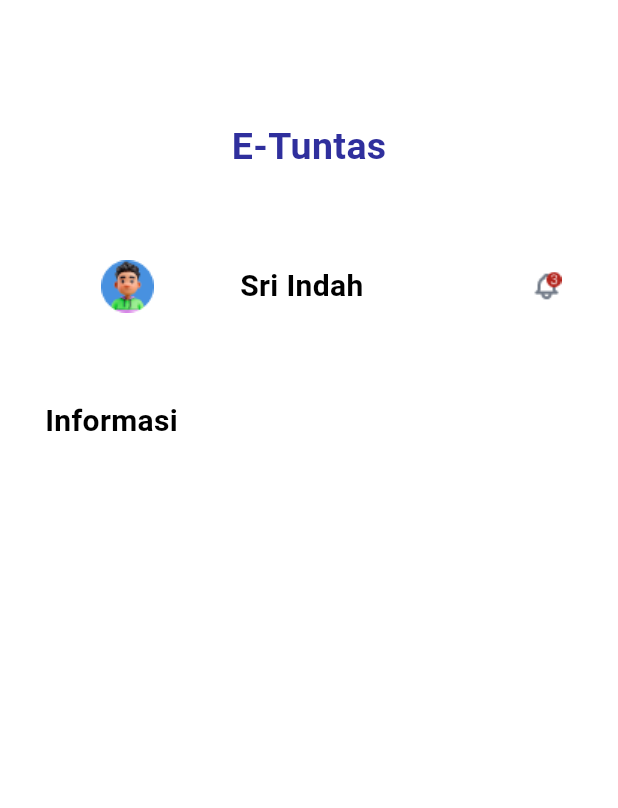
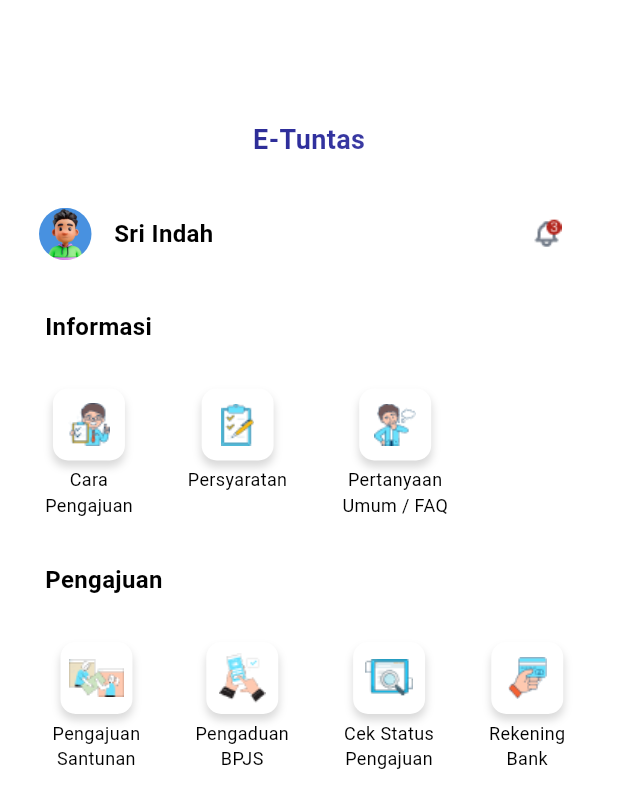
Before and after one commit to ssscholastica/e-Tuntas, a Flutter app: the screen it shows after launch, on a phone screen of 412 x 824 dp. Shown: the top 808 px of the screen. Run offline on Flutter 3.47's test engine with Material 3 defaults, Android fonts, the phone set to English and light mode, and no system bars.

Commit message:
update home -navbar

```diff
--- a/lib/home.dart
+++ b/lib/home.dart
@@ -13,50 +13,142 @@ class _HomeState extends State<Home> {
     super.initState();
   }
 
+  final LinearGradient _gradient = const LinearGradient(
+      colors: <Color>[Color(0xFF26267E), Color(0xFF2F2F9D), Color(0xFF6F6FB9)],
+      begin: Alignment.centerLeft,
+      end: Alignment.centerRight);
+
+Widget buildImageBox(String imagePath, String label) {
+    return Column(
+      mainAxisSize: MainAxisSize.min,
+      children: [
+        Container(
+          width: 48,
+          height: 48,
+          decoration: BoxDecoration(
+            color: Colors.white,
+            borderRadius: BorderRadius.circular(10),
+            boxShadow: [
+              BoxShadow(
+                color: Colors.black.withOpacity(0.15),
+                offset: const Offset(0, 4),
+                blurRadius: 4,
+              ),
+            ],
+          ),
+          child: Image.asset(
+            imagePath,
+            width: 28,
+            height: 28.566787719726562,
+          ),
+        ),
+        const SizedBox(height: 4),
+        Text(
+          label,
+          textAlign: TextAlign.center,
+          style: const TextStyle(fontSize: 12, color: Colors.black),
+        ),
+      ],
+    );
+  }
+
   @override
   Widget build(BuildContext context) {
     return Scaffold(
       backgroundColor: Colors.white,
       body: Column(
+        crossAxisAlignment: CrossAxisAlignment.start,
         children: [
           const SizedBox(height: 80),
-          const Center(
+          ShaderMask(
+            blendMode: BlendMode.srcIn,
+            shaderCallback: (Rect rect) {
+              return _gradient.createShader(rect);
+            },
+            child: const Center(
               child: Text(
                 "E-Tuntas",
                 style: TextStyle(
-                  fontSize: 25,
+                  fontSize: 18,
                   fontWeight: FontWeight.bold,
-                  color: Color(0xFF2F2F9D)),
+                ),
+              ),
             ),
           ),
           Container(
-            margin: const EdgeInsets.only(left: 10),
+            margin: const EdgeInsets.only(left: 16),
             child: Row(
               children: [
-                Image.asset("assets/profile.png", height: 150),
-                const Text(
+                Container(
+                  margin: const EdgeInsets.only(left: 10),
+                  child: ClipOval(
+                    child: Image.asset(
+                      "assets/profile.png",
+                      height: 35,
+                      width: 35,
+                      fit: BoxFit.cover,
+                    ),
+                  ),
+                ),
+                Container(
+                  margin: const EdgeInsets.only(left: 15),
+                  child: const Text(
                     "Sri Indah",
                     style: TextStyle(
-                      fontSize: 20,
+                        fontSize: 16,
                         fontWeight: FontWeight.bold,
                         color: Colors.black),
+                  ),
                 ),
                 const Spacer(),
                 Image.asset("assets/notifikasi.png", height: 100)
               ],
             ),
           ),
-          Align(
-            alignment: Alignment.centerLeft,
-            child: Container(
+          Container(
             margin: const EdgeInsets.only(left: 30),
             child: const Text(
               "Informasi",
               style: TextStyle(
-                    fontSize: 20, fontWeight: FontWeight.bold, color: Colors.black),
+                  fontSize: 16,
+                  fontWeight: FontWeight.bold,
+                  color: Colors.black),
             ),
           ),
-          )
+          const SizedBox(height: 30),
+          Padding(
+            padding: const EdgeInsets.only(left: 30),
+            child: Row(
+              children: [
+                buildImageBox("assets/cara pengajuan.png", "Cara \nPengajuan"),
+                const SizedBox(width: 35),
+                buildImageBox("assets/persyaratan.png", "Persyaratan \n"),
+                const SizedBox(width: 35),
+                buildImageBox("assets/faq.png", "Pertanyaan \nUmum / FAQ"),
+              ],
+            ),
+          ),
+          const SizedBox(height: 30),
+          Container(
+            margin: const EdgeInsets.only(left: 30),
+            child: const Text(
+              "Pengajuan",
+              style: TextStyle(
+                  fontSize: 16,
+                  fontWeight: FontWeight.bold,
+                  color: Colors.black),
+            ),
+          ),
+          const SizedBox(height: 30),
+          Row(
+            mainAxisAlignment: MainAxisAlignment.spaceEvenly,
+            children: [
+              buildImageBox("assets/pengajuan santunan.png", "Pengajuan \nSantunan"),
+              buildImageBox("assets/pengajuan bpjs.png", "Pengaduan \nBPJS"),
+              buildImageBox("assets/cek status pengajuan.png", "Cek Status \nPengajuan"),
+              buildImageBox("assets/rekening bank.png", "Rekening \nBank"),
+            ],
+          ),
         ],
       ),
     );
--- a/lib/main.dart
+++ b/lib/main.dart
@@ -11,7 +11,7 @@ class MyApp extends StatelessWidget {
 
   @override
   Widget build(BuildContext context) {
-    return MaterialApp(
+    return const MaterialApp(
       debugShowCheckedModeBanner: false,
       home: Home(),
     );
```
Also changed, not shown: lib/splashScreen.dart (+49 -16 lines), assets/cara pengajuan.png (added), assets/cek status pengajuan.png (added), assets/faq.png (added), assets/pengajuan bpjs.png (added), assets/pengajuan santunan.png (added), assets/persyaratan.png (added), assets/profile.png, assets/rekening bank.png (added). Lines whose indentation alone changed are shown as unchanged.
